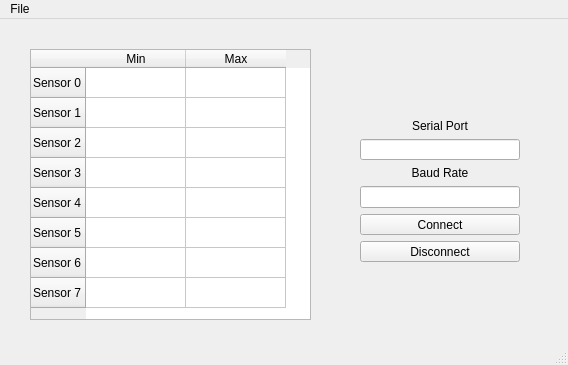
Qt form Python/calibration.ui (anderson-truong/ECE3-Project) before a commit.
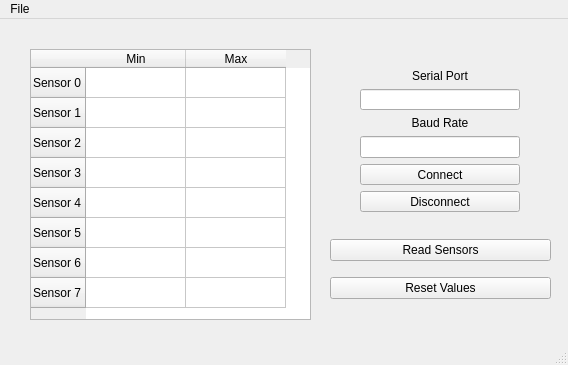
The same form after that commit. Icons and pictures are not drawn.

Patch:
```diff
--- a/Python/calibration.ui
+++ b/Python/calibration.ui
@@ -82,7 +82,7 @@
     <property name="geometry">
      <rect>
       <x>360</x>
-      <y>80</y>
+      <y>30</y>
       <width>160</width>
       <height>163</height>
      </rect>
@@ -154,6 +154,35 @@
      </item>
     </layout>
    </widget>
+   <widget class="QWidget" name="verticalLayoutWidget_2">
+    <property name="geometry">
+     <rect>
+      <x>330</x>
+      <y>210</y>
+      <width>221</width>
+      <height>80</height>
+     </rect>
+    </property>
+    <layout class="QVBoxLayout" name="verticalLayout_sensor">
+     <item>
+      <widget class="QPushButton" name="pushButton_readSensors">
+       <property name="autoFillBackground">
+        <bool>false</bool>
+       </property>
+       <property name="text">
+        <string>Read Sensors</string>
+       </property>
+      </widget>
+     </item>
+     <item>
+      <widget class="QPushButton" name="pushButton_resetValues">
+       <property name="text">
+        <string>Reset Values</string>
+       </property>
+      </widget>
+     </item>
+    </layout>
+   </widget>
   </widget>
   <widget class="QMenuBar" name="menubar">
    <property name="geometry">
```
